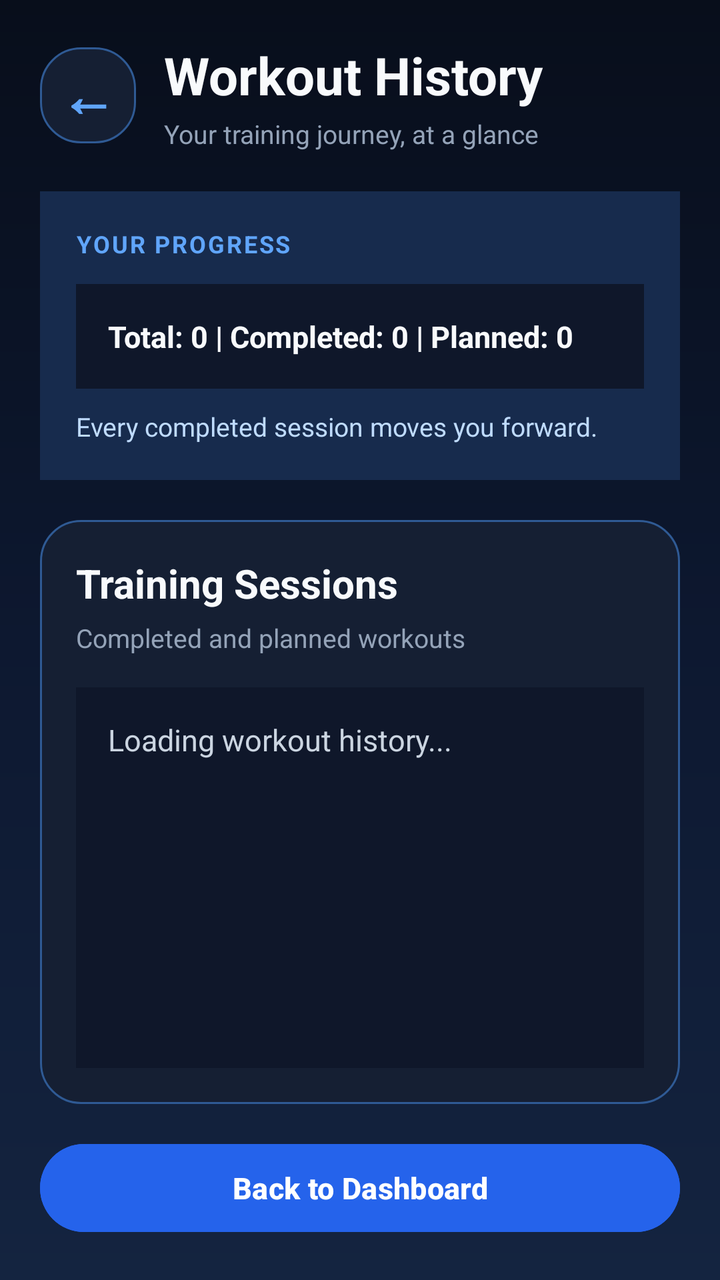
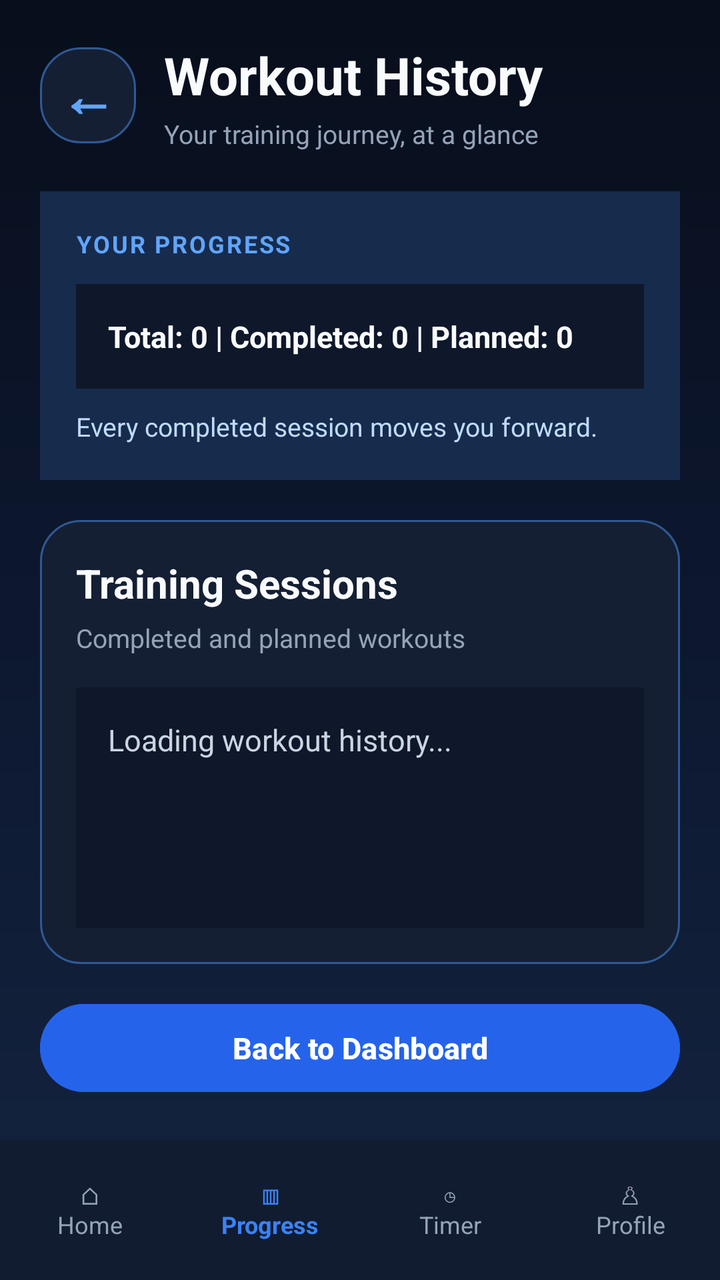

An Android layout rendered at two revisions. The XML below is the earlier revision; the diff shows what the commit changed to produce the second picture.
<!-- AndroidManifest.xml: application theme Theme.GymTrackerPro -->
<!-- res/layout/activity_workout_history.xml -->
<?xml version="1.0" encoding="utf-8"?>
<LinearLayout xmlns:android="http://schemas.android.com/apk/res/android"
    android:layout_width="match_parent"
    android:layout_height="match_parent"
    android:orientation="vertical"
    android:background="@drawable/bg_midnight_gradient"
    android:padding="20dp">

    
    <LinearLayout
        android:layout_width="match_parent"
        android:layout_height="wrap_content"
        android:orientation="horizontal"
        android:gravity="center_vertical"
        android:layout_marginBottom="20dp">

        <TextView
            android:id="@+id/buttonBackArrow"
            android:layout_width="48dp"
            android:layout_height="48dp"
            android:background="@drawable/bg_card"
            android:gravity="center"
            android:text="←"
            android:textColor="#60A5FA"
            android:textSize="28sp"
            android:textStyle="bold"
            android:clickable="true"
            android:focusable="true"
            android:contentDescription="Back to Dashboard" />

        <LinearLayout
            android:layout_width="0dp"
            android:layout_height="wrap_content"
            android:layout_marginStart="14dp"
            android:layout_weight="1"
            android:orientation="vertical">

            <TextView
                android:layout_width="match_parent"
                android:layout_height="wrap_content"
                android:text="Workout History"
                android:textColor="#F8FAFC"
                android:textSize="26sp"
                android:textStyle="bold" />

            <TextView
                android:layout_width="match_parent"
                android:layout_height="wrap_content"
                android:layout_marginTop="3dp"
                android:text="Your training journey, at a glance"
                android:textColor="#94A3B8"
                android:textSize="13sp" />

        </LinearLayout>
    </LinearLayout>

    
    <LinearLayout
        android:layout_width="match_parent"
        android:layout_height="wrap_content"
        android:layout_marginBottom="20dp"
        android:background="#172B4D"
        android:orientation="vertical"
        android:padding="18dp">

        <TextView
            android:layout_width="match_parent"
            android:layout_height="wrap_content"
            android:text="YOUR PROGRESS"
            android:textColor="#60A5FA"
            android:textSize="12sp"
            android:textStyle="bold"
            android:letterSpacing="0.08" />

        <TextView
            android:id="@+id/textHistorySummary"
            android:layout_width="match_parent"
            android:layout_height="wrap_content"
            android:layout_marginTop="12dp"
            android:background="#0F172A"
            android:padding="16dp"
            android:text="Total: 0 | Completed: 0 | Planned: 0"
            android:textColor="#F8FAFC"
            android:textSize="15sp"
            android:textStyle="bold"
            android:lineSpacingExtra="5dp" />

        <TextView
            android:layout_width="match_parent"
            android:layout_height="wrap_content"
            android:layout_marginTop="10dp"
            android:text="Every completed session moves you forward."
            android:textColor="#BFDBFE"
            android:textSize="13sp" />

    </LinearLayout>

    
    <LinearLayout
        android:layout_width="match_parent"
        android:layout_height="0dp"
        android:layout_weight="1"
        android:background="@drawable/bg_card"
        android:orientation="vertical"
        android:padding="18dp">

        <TextView
            android:layout_width="match_parent"
            android:layout_height="wrap_content"
            android:text="Training Sessions"
            android:textColor="#F8FAFC"
            android:textSize="20sp"
            android:textStyle="bold" />

        <TextView
            android:layout_width="match_parent"
            android:layout_height="wrap_content"
            android:layout_marginTop="5dp"
            android:layout_marginBottom="16dp"
            android:text="Completed and planned workouts"
            android:textColor="#94A3B8"
            android:textSize="13sp" />

        <ScrollView
            android:layout_width="match_parent"
            android:layout_height="0dp"
            android:layout_weight="1"
            android:fillViewport="true"
            android:scrollbars="vertical">

            <TextView
                android:id="@+id/textWorkoutHistory"
                android:layout_width="match_parent"
                android:layout_height="wrap_content"
                android:minHeight="100dp"
                android:background="#0F172A"
                android:padding="16dp"
                android:text="Loading workout history..."
                android:textColor="#CBD5E1"
                android:textSize="15sp"
                android:lineSpacingExtra="7dp" />

        </ScrollView>
    </LinearLayout>

    
    <Button
        android:id="@+id/buttonHistoryBack"
        android:layout_width="match_parent"
        android:layout_height="52dp"
        android:layout_marginTop="16dp"
        android:backgroundTint="#2563EB"
        android:text="Back to Dashboard"
        android:textAllCaps="false"
        android:textColor="#FFFFFF"
        android:textSize="15sp"
        android:textStyle="bold" />

</LinearLayout>
<!-- resources referenced by this layout -->
<resources>
  <!-- drawable bg_card (drawable) -->
  <?xml version="1.0" encoding="utf-8"?>
  <shape xmlns:android="http://schemas.android.com/apk/res/android" android:shape="rectangle">
      <solid android:color="@color/gt_surface" />
      <corners android:radius="20dp" />
      <stroke android:width="1dp" android:color="@color/gt_stroke" />
  </shape>
  <!-- drawable bg_midnight_gradient (drawable) -->
  <?xml version="1.0" encoding="utf-8"?>
  <shape xmlns:android="http://schemas.android.com/apk/res/android"
      android:shape="rectangle">
  
      <gradient
          android:angle="270"
          android:startColor="#080E1B"
          android:centerColor="#0D1830"
          android:endColor="#142440"
          android:type="linear" />
  
  </shape>
  <style name="Theme.GymTrackerPro" parent="Base.Theme.GymTrackerPro" />
  <color name="gt_surface">#151F33</color>
  <color name="gt_stroke">#2F5A94</color>
  <style name="Base.Theme.GymTrackerPro" parent="Theme.Material3.Dark.NoActionBar">
          <item name="colorPrimary">@color/gt_blue</item>
          <item name="colorSurface">@color/gt_surface</item>
          <item name="android:windowBackground">@color/gt_background</item>
  
          
          <item name="android:statusBarColor">@color/gt_background</item>
          <item name="android:navigationBarColor">@color/gt_background</item>
          <item name="android:windowLightStatusBar">false</item>
      </style>
  <color name="gt_blue">#60A5FA</color>
  <color name="gt_background">#0B1120</color>
</resources>

<!-- the commit's change to res/layout/activity_workout_history.xml (unified diff, before → after) -->
@@ -3,157 +3,228 @@
     android:layout_width="match_parent"
     android:layout_height="match_parent"
     android:orientation="vertical"
-    android:background="@drawable/bg_midnight_gradient"
-    android:padding="20dp">
-
-    
-    <LinearLayout
-        android:layout_width="match_parent"
-        android:layout_height="wrap_content"
-        android:orientation="horizontal"
-        android:gravity="center_vertical"
-        android:layout_marginBottom="20dp">
-
-        <TextView
-            android:id="@+id/buttonBackArrow"
-            android:layout_width="48dp"
-            android:layout_height="48dp"
-            android:background="@drawable/bg_card"
-            android:gravity="center"
-            android:text="←"
-            android:textColor="#60A5FA"
-            android:textSize="28sp"
-            android:textStyle="bold"
-            android:clickable="true"
-            android:focusable="true"
-            android:contentDescription="Back to Dashboard" />
-
-        <LinearLayout
-            android:layout_width="0dp"
-            android:layout_height="wrap_content"
-            android:layout_marginStart="14dp"
-            android:layout_weight="1"
-            android:orientation="vertical">
-
-            <TextView
-                android:layout_width="match_parent"
-                android:layout_height="wrap_content"
-                android:text="Workout History"
-                android:textColor="#F8FAFC"
-                android:textSize="26sp"
-                android:textStyle="bold" />
-
-            <TextView
-                android:layout_width="match_parent"
-                android:layout_height="wrap_content"
-                android:layout_marginTop="3dp"
-                android:text="Your training journey, at a glance"
-                android:textColor="#94A3B8"
-                android:textSize="13sp" />
-
-        </LinearLayout>
-    </LinearLayout>
-
-    
-    <LinearLayout
-        android:layout_width="match_parent"
-        android:layout_height="wrap_content"
-        android:layout_marginBottom="20dp"
-        android:background="#172B4D"
-        android:orientation="vertical"
-        android:padding="18dp">
-
-        <TextView
-            android:layout_width="match_parent"
-            android:layout_height="wrap_content"
-            android:text="YOUR PROGRESS"
-            android:textColor="#60A5FA"
-            android:textSize="12sp"
-            android:textStyle="bold"
-            android:letterSpacing="0.08" />
-
-        <TextView
-            android:id="@+id/textHistorySummary"
-            android:layout_width="match_parent"
-            android:layout_height="wrap_content"
-            android:layout_marginTop="12dp"
-            android:background="#0F172A"
-            android:padding="16dp"
-            android:text="Total: 0 | Completed: 0 | Planned: 0"
-            android:textColor="#F8FAFC"
-            android:textSize="15sp"
-            android:textStyle="bold"
-            android:lineSpacingExtra="5dp" />
-
-        <TextView
-            android:layout_width="match_parent"
-            android:layout_height="wrap_content"
-            android:layout_marginTop="10dp"
-            android:text="Every completed session moves you forward."
-            android:textColor="#BFDBFE"
-            android:textSize="13sp" />
-
-    </LinearLayout>
+    android:background="@drawable/bg_midnight_gradient">
 
     
     <LinearLayout
         android:layout_width="match_parent"
         android:layout_height="0dp"
         android:layout_weight="1"
-        android:background="@drawable/bg_card"
         android:orientation="vertical"
-        android:padding="18dp">
-
-        <TextView
+        android:padding="20dp">
+
+        
+        <LinearLayout
             android:layout_width="match_parent"
             android:layout_height="wrap_content"
-            android:text="Training Sessions"
-            android:textColor="#F8FAFC"
-            android:textSize="20sp"
-            android:textStyle="bold" />
-
-        <TextView
+            android:orientation="horizontal"
+            android:gravity="center_vertical"
+            android:layout_marginBottom="20dp">
+
+            <TextView
+                android:id="@+id/buttonBackArrow"
+                android:layout_width="48dp"
+                android:layout_height="48dp"
+                android:background="@drawable/bg_card"
+                android:gravity="center"
+                android:text="←"
+                android:textColor="#60A5FA"
+                android:textSize="28sp"
+                android:textStyle="bold"
+                android:clickable="true"
+                android:focusable="true"
+                android:contentDescription="Back to Dashboard" />
+
+            <LinearLayout
+                android:layout_width="0dp"
+                android:layout_height="wrap_content"
+                android:layout_marginStart="14dp"
+                android:layout_weight="1"
+                android:orientation="vertical">
+
+                <TextView
+                    android:layout_width="match_parent"
+                    android:layout_height="wrap_content"
+                    android:text="Workout History"
+                    android:textColor="#F8FAFC"
+                    android:textSize="26sp"
+                    android:textStyle="bold" />
+
+                <TextView
+                    android:layout_width="match_parent"
+                    android:layout_height="wrap_content"
+                    android:layout_marginTop="3dp"
+                    android:text="Your training journey, at a glance"
+                    android:textColor="#94A3B8"
+                    android:textSize="13sp" />
+
+            </LinearLayout>
+        </LinearLayout>
+
+        
+        <LinearLayout
             android:layout_width="match_parent"
             android:layout_height="wrap_content"
-            android:layout_marginTop="5dp"
-            android:layout_marginBottom="16dp"
-            android:text="Completed and planned workouts"
-            android:textColor="#94A3B8"
-            android:textSize="13sp" />
-
-        <ScrollView
-            android:layout_width="match_parent"
-            android:layout_height="0dp"
-            android:layout_weight="1"
-            android:fillViewport="true"
-            android:scrollbars="vertical">
-
-            <TextView
-                android:id="@+id/textWorkoutHistory"
-                android:layout_width="match_parent"
-                android:layout_height="wrap_content"
-                android:minHeight="100dp"
+            android:layout_marginBottom="20dp"
+            android:background="#172B4D"
+            android:orientation="vertical"
+            android:padding="18dp">
+
+            <TextView
+                android:layout_width="match_parent"
+                android:layout_height="wrap_content"
+                android:text="YOUR PROGRESS"
+                android:textColor="#60A5FA"
+                android:textSize="12sp"
+                android:textStyle="bold"
+                android:letterSpacing="0.08" />
+
+            <TextView
+                android:id="@+id/textHistorySummary"
+                android:layout_width="match_parent"
+                android:layout_height="wrap_content"
+                android:layout_marginTop="12dp"
                 android:background="#0F172A"
                 android:padding="16dp"
-                android:text="Loading workout history..."
-                android:textColor="#CBD5E1"
+                android:text="Total: 0 | Completed: 0 | Planned: 0"
+                android:textColor="#F8FAFC"
                 android:textSize="15sp"
-                android:lineSpacingExtra="7dp" />
-
-        </ScrollView>
+                android:textStyle="bold"
+                android:lineSpacingExtra="5dp" />
+
+            <TextView
+                android:layout_width="match_parent"
+                android:layout_height="wrap_content"
+                android:layout_marginTop="10dp"
+                android:text="Every completed session moves you forward."
+                android:textColor="#BFDBFE"
+                android:textSize="13sp" />
+
+        </LinearLayout>
+
+        
+        <LinearLayout
+            android:layout_width="match_parent"
+            android:layout_height="0dp"
+            android:layout_weight="1"
+            android:background="@drawable/bg_card"
+            android:orientation="vertical"
+            android:padding="18dp">
+
+            <TextView
+                android:layout_width="match_parent"
+                android:layout_height="wrap_content"
+                android:text="Training Sessions"
+                android:textColor="#F8FAFC"
+                android:textSize="20sp"
+                android:textStyle="bold" />
+
+            <TextView
+                android:layout_width="match_parent"
+                android:layout_height="wrap_content"
+                android:layout_marginTop="5dp"
+                android:layout_marginBottom="16dp"
+                android:text="Completed and planned workouts"
+                android:textColor="#94A3B8"
+                android:textSize="13sp" />
+
+            <ScrollView
+                android:layout_width="match_parent"
+                android:layout_height="0dp"
+                android:layout_weight="1"
+                android:fillViewport="true"
+                android:scrollbars="vertical">
+
+                <TextView
+                    android:id="@+id/textWorkoutHistory"
+                    android:layout_width="match_parent"
+                    android:layout_height="wrap_content"
+                    android:minHeight="100dp"
+                    android:background="#0F172A"
+                    android:padding="16dp"
+                    android:text="Loading workout history..."
+                    android:textColor="#CBD5E1"
+                    android:textSize="15sp"
+                    android:lineSpacingExtra="7dp" />
+
+            </ScrollView>
+        </LinearLayout>
+
+        
+        <Button
+            android:id="@+id/buttonHistoryBack"
+            android:layout_width="match_parent"
+            android:layout_height="52dp"
+            android:layout_marginTop="16dp"
+            android:backgroundTint="#2563EB"
+            android:text="Back to Dashboard"
+            android:textAllCaps="false"
+            android:textColor="#FFFFFF"
+            android:textSize="15sp"
+            android:textStyle="bold" />
+
     </LinearLayout>
 
     
-    <Button
-        android:id="@+id/buttonHistoryBack"
+    <LinearLayout
         android:layout_width="match_parent"
-        android:layout_height="52dp"
-        android:layout_marginTop="16dp"
-        android:backgroundTint="#2563EB"
-        android:text="Back to Dashboard"
-        android:textAllCaps="false"
-        android:textColor="#FFFFFF"
-        android:textSize="15sp"
-        android:textStyle="bold" />
+        android:layout_height="70dp"
+        android:orientation="horizontal"
+        android:gravity="center"
+        android:background="#111C30"
+        android:elevation="12dp"
+        android:paddingTop="6dp"
+        android:paddingBottom="6dp">
+
+        <TextView
+            android:id="@+id/navHome"
+            android:layout_width="0dp"
+            android:layout_height="match_parent"
+            android:layout_weight="1"
+            android:gravity="center"
+            android:text="⌂&#10;Home"
+            android:textColor="#94A3B8"
+            android:textSize="12sp"
+            android:clickable="true"
+            android:focusable="true" />
+
+        <TextView
+            android:id="@+id/navProgress"
+            android:layout_width="0dp"
+            android:layout_height="match_parent"
+            android:layout_weight="1"
+            android:gravity="center"
+            android:text="▥&#10;Progress"
+            android:textColor="#3B82F6"
+            android:textSize="12sp"
+            android:textStyle="bold"
+            android:clickable="true"
+            android:focusable="true" />
+
+        <TextView
+            android:id="@+id/navTimer"
+            android:layout_width="0dp"
+            android:layout_height="match_parent"
+            android:layout_weight="1"
+            android:gravity="center"
+            android:text="◷&#10;Timer"
+            android:textColor="#94A3B8"
+            android:textSize="12sp"
+            android:clickable="true"
+            android:focusable="true" />
+
+        <TextView
+            android:id="@+id/navProfile"
+            android:layout_width="0dp"
+            android:layout_height="match_parent"
+            android:layout_weight="1"
+            android:gravity="center"
+            android:text="♙&#10;Profile"
+            android:textColor="#94A3B8"
+            android:textSize="12sp"
+            android:clickable="true"
+            android:focusable="true" />
+
+    </LinearLayout>
 
 </LinearLayout>
